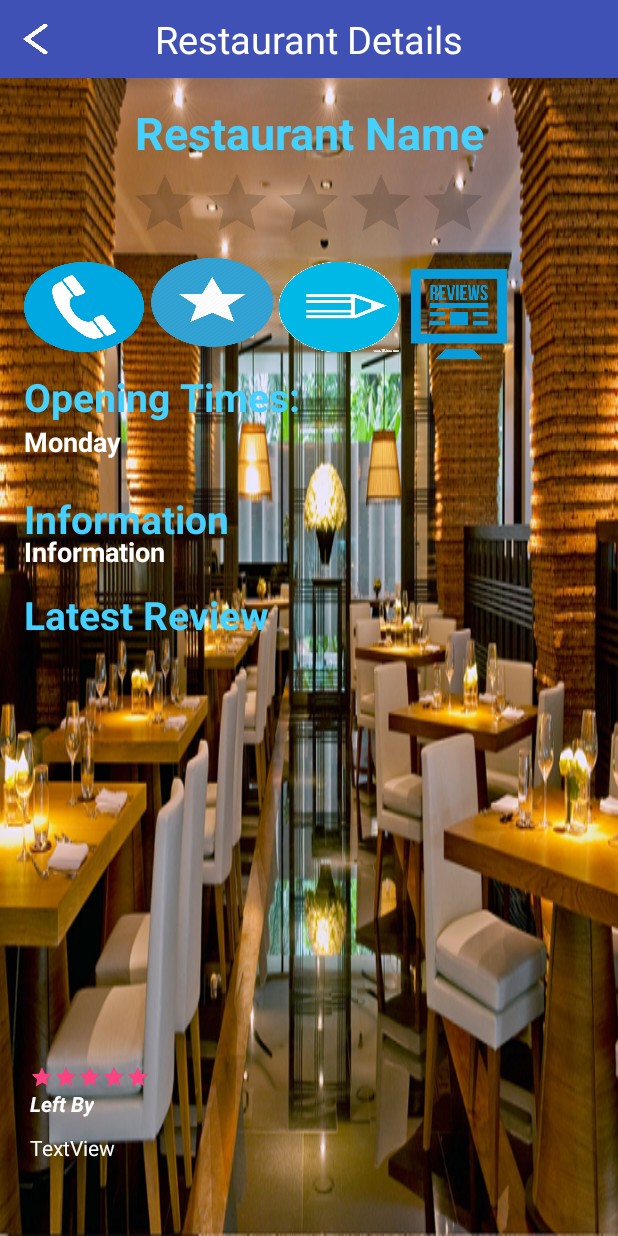
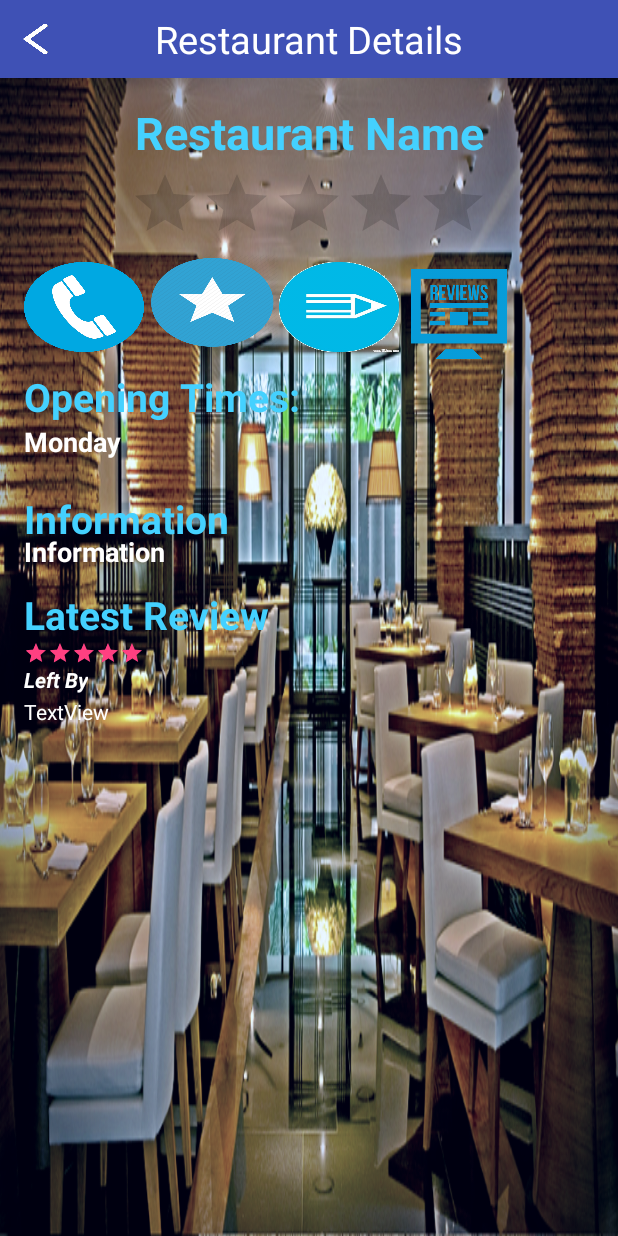
Before and after one commit to CSC3054-Group/GroupProject, an Android app: the RestaurantDetails screen opened directly, with no data from a screen before it, on a phone screen of 412 x 824 dp. Run offline under Robolectric (Android 15) with nearby library versions, the phone set to English and light mode, and no system bars; our stand-ins replace CircleImageView.

Commit message:
when a review is left by the user they are redirected back to the to the restarunt details page

```diff
--- a/app/src/main/java/com/groupwork/activity/RestaurantDetails.java
+++ b/app/src/main/java/com/groupwork/activity/RestaurantDetails.java
@@ -111,9 +111,22 @@ public class RestaurantDetails extends AppCompatActivity {
         supportRequestWindowFeature(Window.FEATURE_NO_TITLE);
         setContentView(R.layout.activity_restaurant_details);
         Intent intent = getIntent();
-        int redId = intent.getIntExtra("resId", 0);
-        UrlConfig.restid = String.valueOf(redId);
-        Log.d("ResID", String.valueOf(redId));
+        String s = getIntent().getStringExtra("restaruntid");
+        if  (s != null)
+        {   //gets postback from review page
+            int newS = Integer.parseInt(s);
+            UrlConfig.restid = String.valueOf(newS);
+            Log.d("ResID", String.valueOf(newS));
+        }
+        else
+        {
+            int redId = intent.getIntExtra("resId", 0);
+            UrlConfig.restid = String.valueOf(redId);
+            Log.d("ResID", String.valueOf(redId));
+
+        }
+
+
 
 
         restname = (TextView) findViewById(R.id.txtRestaurantName);
@@ -131,6 +144,12 @@ public class RestaurantDetails extends AppCompatActivity {
         reiviewleftby =(TextView) findViewById(R.id.tv_reviewleftby);
         latestreiew = (TextView) findViewById(R.id.tv_reviewlatest);
         latestreviewrating = (RatingBar)findViewById(R.id.ratingBar5);
+
+
+
+
+
+
 
         //thred to find the latest review
         new Thread(new Runnable() {
--- a/app/src/main/java/com/groupwork/activity/Reviewpage.java
+++ b/app/src/main/java/com/groupwork/activity/Reviewpage.java
@@ -23,6 +23,7 @@ import java.io.IOException;
 import java.io.OutputStream;
 import java.io.PrintWriter;
 import java.net.Socket;
+import java.net.URL;
 
 public class Reviewpage extends AppCompatActivity {
     RatingBar ratebar;
@@ -43,6 +44,10 @@ public class Reviewpage extends AppCompatActivity {
                 Toast.makeText(getApplication(), "Review Successfully Posted Thanks!", Toast.LENGTH_SHORT).show();
                 review.setText("");
                 ratebar.setRating(0);
+                Intent resdetails = new Intent(Reviewpage.this, RestaurantDetails.class);
+                resdetails.putExtra("restaruntid", UrlConfig.restid);
+                Log.d("resvaluefromreviewpage","");
+                startActivity(resdetails);
             }
             if(text.equals("Blank"))
             {
--- a/app/src/main/res/layout/activity_restaurant_details.xml
+++ b/app/src/main/res/layout/activity_restaurant_details.xml
@@ -137,8 +137,16 @@
             android:textColor="#44d1ff"
             android:textSize="26sp" />
 
-
-    </RelativeLayout>
+        <TextView
+            android:text="Left By"
+            android:layout_width="wrap_content"
+            android:layout_height="wrap_content"
+            android:id="@+id/tv_reviewleftby"
+            android:textAlignment="textStart"
+            android:textColor="@color/White"
+            android:textStyle="normal|bold|italic"
+            android:layout_alignParentStart="true"
+            android:layout_below="@+id/ratingBar5" />
 
         <RatingBar
             android:layout_width="wrap_content"
@@ -146,32 +154,22 @@
             android:id="@+id/ratingBar5"
             style="@style/Widget.AppCompat.RatingBar.Small"
             android:rating="5"
-        android:layout_above="@+id/tv_reviewleftby"
-        android:layout_alignStart="@+id/tv_reviewlatest" />
+            android:layout_below="@+id/tv_latestreview"
+            android:layout_alignParentStart="true" />
 
         <TextView
             android:text="TextView"
             android:layout_width="wrap_content"
             android:layout_height="wrap_content"
-        android:layout_marginStart="20dp"
-        android:layout_marginBottom="49dp"
             android:id="@+id/tv_reviewlatest"
-        android:layout_alignParentBottom="true"
+            android:textColor="@color/White"
+            android:textAlignment="textStart"
+            android:layout_below="@+id/ratingBar5"
             android:layout_alignParentStart="true"
-        android:textColor="@color/White"
-        android:textAlignment="textStart" />
-
-    <TextView
-        android:text="Left By"
-        android:layout_width="wrap_content"
-        android:layout_height="wrap_content"
-        android:id="@+id/tv_reviewleftby"
-        android:textAlignment="textStart"
-        android:textColor="@color/White"
-        android:layout_marginBottom="10dp"
-        android:layout_above="@+id/tv_reviewlatest"
-        android:layout_alignStart="@+id/ratingBar5"
-        android:textStyle="normal|bold|italic" />
+            android:layout_marginTop="21dp" />
 
 
     </RelativeLayout>
+
+
+</RelativeLayout>
--- a/app/src/main/res/layout/activity_reviewpage.xml
+++ b/app/src/main/res/layout/activity_reviewpage.xml
@@ -6,13 +6,14 @@
     android:layout_height="match_parent"
     tools:context="com.groupwork.activity.Reviewpage"
     android:background="@drawable/rest">
+
     <include layout="@layout/resinfo_title"
         android:id="@+id/Return"/>
 
 
     <Button
         android:layout_width="108dp"
-        android:layout_height="90dp"
+        android:layout_height="80dp"
         android:id="@+id/buttonsub"
         android:background="@drawable/submit"
         android:textSize="20dp"
--- a/app/src/main/res/layout/main_layout.xml
+++ b/app/src/main/res/layout/main_layout.xml
@@ -1,7 +1,9 @@
 <?xml version="1.0" encoding="utf-8"?>
 <RelativeLayout xmlns:android="http://schemas.android.com/apk/res/android"
     android:layout_width="match_parent"
-    android:layout_height="match_parent">
+    android:layout_height="match_parent"
+    android:descendantFocusability="beforeDescendants"
+    android:focusableInTouchMode="true">
 
     <FrameLayout
         android:id="@+id/container"
```
Also changed, not shown: app/src/main/res/drawable/rest.png, app/src/main/res/drawable/veiwallreviews.png (added). Lines whose indentation alone changed are shown as unchanged.
